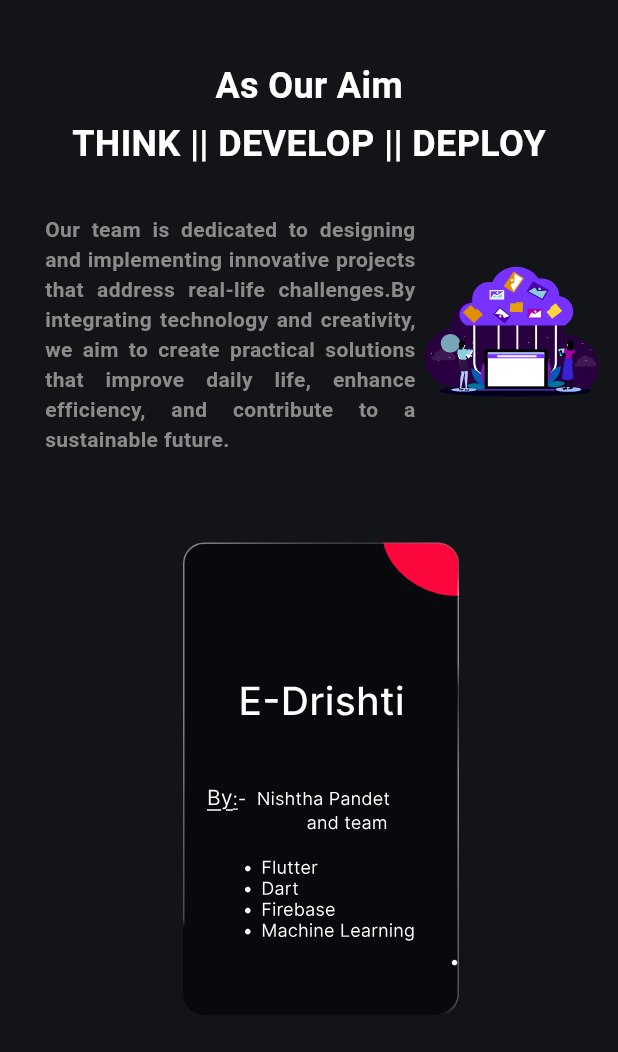
After one commit to cloud-computing-cell/ccc-app, a Flutter app: the Project screen opened directly, swiped to page 2, on a phone screen of 412 x 824 dp. The commit adds this screen. Shown: the top 1052 px of the screen. Run offline on Flutter 3.47's test engine with Material 3 defaults, Android fonts, the phone set to English and light mode, and no system bars; drawn by our look-alikes of carousel_slider; our stand-ins replace curved_navigation_bar, flutter_svg; project files that could hold a hidden picture were left out.

Commit message:
project file

```diff
--- a/lib/explore button/connectus.dart
+++ b/lib/explore button/connectus.dart
@@ -174,7 +174,7 @@ class _ConnectusState extends State<Connectus> {
               ),
              ),
 
-             SizedBox(height: 20),
+             SizedBox(height: 100),
                   ],
                 ),
         ));
--- /dev/null
+++ b/lib/explore button/project.dart
@@ -0,0 +1,99 @@
+import 'package:carousel_slider/carousel_slider.dart';
+import 'package:flutter/material.dart';
+import 'package:flutter_svg/svg.dart';
+
+class Project extends StatefulWidget {
+  const Project({super.key});
+
+  @override
+  State<Project> createState() => _ProjectState();
+}
+
+class _ProjectState extends State<Project> {
+  final List<String> imgList = [
+    'assets/images/1.svg',
+    'assets/images/2.svg',
+    'assets/images/3.svg',
+    'assets/images/4.svg',
+    'assets/images/5.svg',
+    'assets/images/6.svg',
+    'assets/images/7.svg',
+
+  ];
+  @override
+  Widget build(BuildContext context) {
+    return Scaffold(
+      backgroundColor: Color.fromRGBO(19, 20, 23, 1),
+      body: SingleChildScrollView(
+        child: Column(
+          children: [
+            SizedBox(
+              height: 40,
+            ),
+            Align(
+                alignment: Alignment.center,
+                child: Text(
+                  "As Our Aim",
+                  style: TextStyle(
+                      fontSize: 24,
+                      color: Colors.white,
+                      fontWeight: FontWeight.w600),
+                )),
+                SizedBox(height: 5,),
+            Align(
+                alignment: Alignment.center,
+                child: Text(
+                  "THINK || DEVELOP || DEPLOY",
+                  style: TextStyle(
+                      fontSize: 24,
+                      color: Colors.white,
+                      fontWeight: FontWeight.w600),
+                )),
+            Container(
+              child: Padding(
+                padding: const EdgeInsets.only(left: 30, top: 30, right: 5),
+                child: Row(
+                  children: [
+                    Expanded(
+                        child: Text(
+                      "Our team is dedicated to designing and implementing innovative projects that address real-life challenges.By integrating technology and creativity, we aim to create practical solutions that improve daily life, enhance efficiency, and contribute to a sustainable future.",
+                      style: TextStyle(
+                          fontSize: 14,
+                          color: Color.fromRGBO(139, 139, 139, 1),
+                          fontWeight: FontWeight.w600),
+                          textAlign: TextAlign.justify,
+                    )),
+                    Container(
+                      width: 130,
+                      height: 130,
+                      child: SvgPicture.asset("assets/images/projectbg.svg"),
+                    )
+                  ],
+                ),
+              ),
+            ),
+            SizedBox(height: 20,),
+             CarouselSlider(
+
+
+              options: CarouselOptions(
+
+                enlargeCenterPage: true,
+
+                aspectRatio: 1.0,
+                viewportFraction: 0.8,
+                scrollPhysics: BouncingScrollPhysics(),
+              ),
+              items: imgList.map((item) => Container(
+                margin: const EdgeInsets.symmetric(horizontal: 10),
+                child: SvgPicture.asset(item),
+              )).toList(),
+             ),
+
+
+          ],
+        ),
+      ),
+    );
+  }
+}
--- a/lib/main.dart
+++ b/lib/main.dart
@@ -1,5 +1,6 @@
 import 'package:ccc_app/custom_nav/customnav.dart';
 import 'package:ccc_app/explore%20button/connectus.dart';
+import 'package:ccc_app/explore%20button/project.dart';
 import 'package:ccc_app/main_ui/event.dart';
 import 'package:ccc_app/main_ui/home.dart';
 import 'package:ccc_app/main_ui/more.dart';
@@ -7,7 +8,6 @@ import 'package:ccc_app/main_ui/quiz.dart';
 import 'package:ccc_app/main_ui/team.dart';
 import 'package:curved_navigation_bar/curved_navigation_bar.dart';
 import 'package:flutter/material.dart';
-import 'package:flutter/services.dart';
 
 void main(){
   runApp(MaterialApp(
@@ -42,7 +42,7 @@ class _MainState extends State<Main> {
       Home(),
       MyEventPage(),
       Team(),
-      Quiz(),
+      Connectus(),
 
 
     ];
--- a/lib/main_ui/team.dart
+++ b/lib/main_ui/team.dart
@@ -10,8 +10,7 @@ class Team extends StatefulWidget {
 class _TeamState extends State<Team> {
   @override
   Widget build(BuildContext context) {
-    return SafeArea(
-      child: Scaffold(
+    return Scaffold(
 
       appBar: PreferredSize(
 
@@ -46,7 +45,6 @@ class _TeamState extends State<Team> {
       body: Center(
         child: Text('Team Page Content'),
       ),
-      ),
     );
   }
 }
```
Also changed, not shown: lib/main_ui/home.dart (+2 -9 lines), lib/main_ui/quiz.dart (+1 -79 lines). Lines whose indentation alone changed are shown as unchanged.
